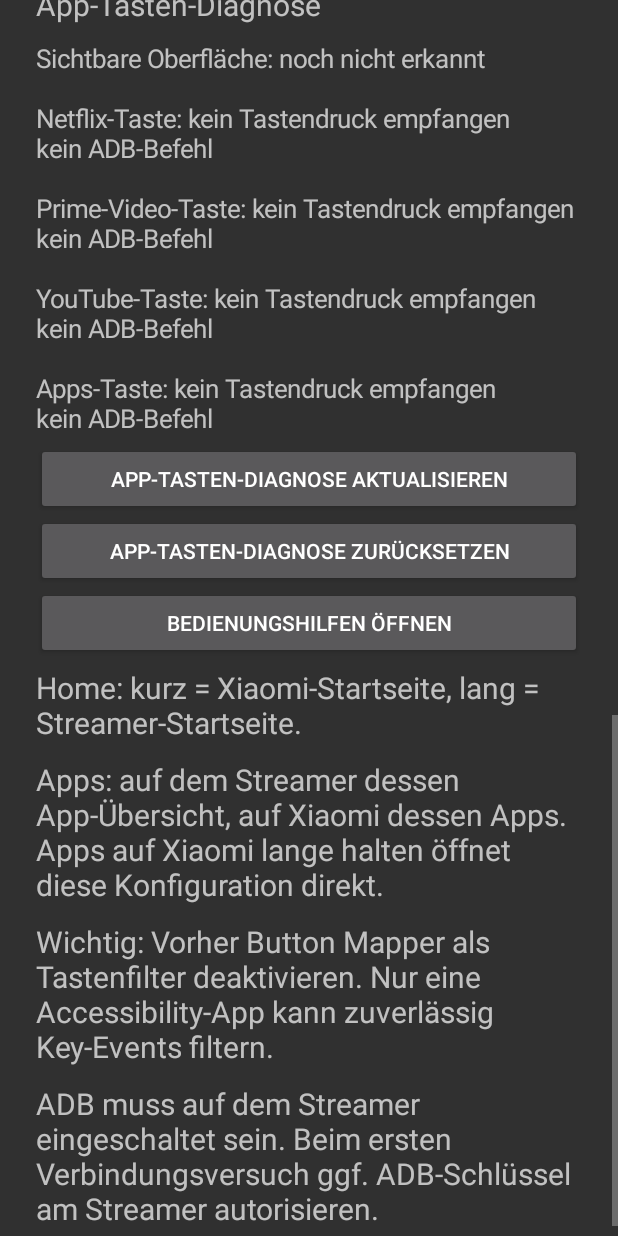
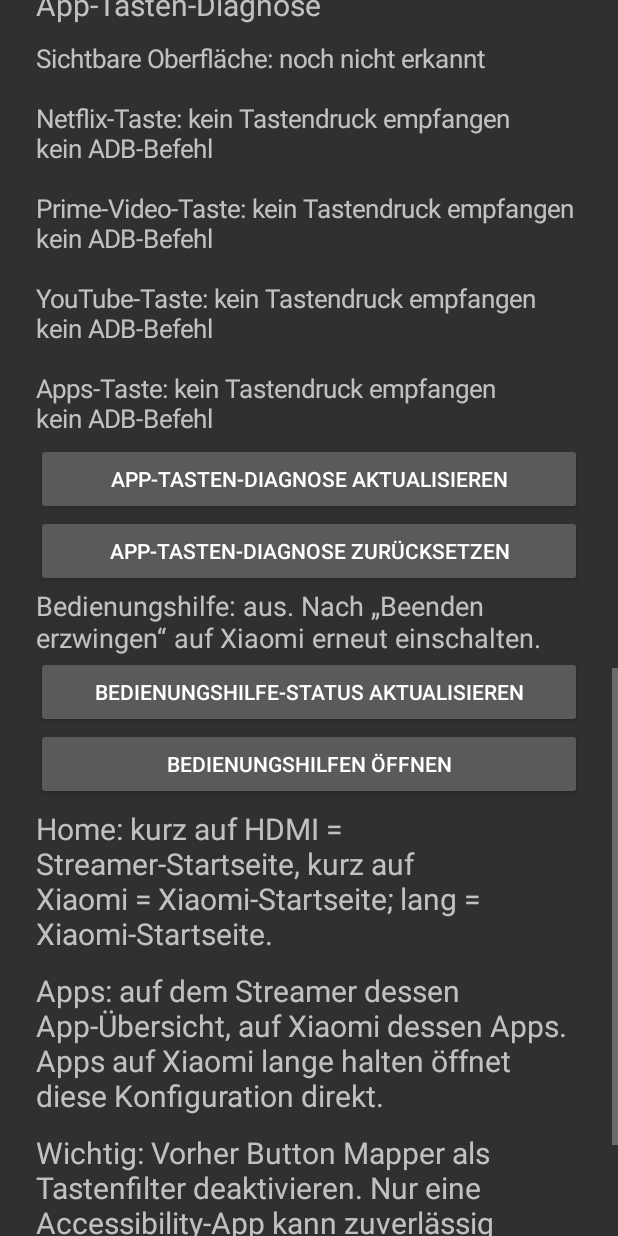
Before and after one commit to MaWeXi/streamer-remote, an Android app: the screen it shows after launch (MainActivity), scrolled down 1153 dp, on a phone screen of 412 x 824 dp. Run offline under Robolectric (Android 15) with nearby library versions, the phone set to English and light mode, and no system bars; libraries missing offline, so code that uses them is left out: com.flyfishxu.kadb; 1 statement that could not run was skipped.

Commit message:
Show accessibility state after Xiaomi force-stop and clarify Home controls

```diff
--- a/app/src/main/java/dev/local/streamerremote/MainActivity.kt
+++ b/app/src/main/java/dev/local/streamerremote/MainActivity.kt
@@ -170,8 +170,19 @@ class MainActivity : Activity() {
             }.apply()
             refreshAppDiagnostic()
         }
+        val serviceStatus = TextView(this).apply { textSize = 18f }
+        root.addView(serviceStatus)
+        fun refreshServiceStatus() {
+            val enabled = Settings.Secure.getString(contentResolver,
+                Settings.Secure.ENABLED_ACCESSIBILITY_SERVICES).orEmpty()
+                .contains("dev.local.streamerremote/dev.local.streamerremote.RemoteKeyService")
+            serviceStatus.text = if (enabled) "Bedienungshilfe: aktiv" else
+                "Bedienungshilfe: aus. Nach „Beenden erzwingen“ auf Xiaomi erneut einschalten."
+        }
+        refreshServiceStatus()
+        button("Bedienungshilfe-Status aktualisieren") { refreshServiceStatus() }
         button("Bedienungshilfen öffnen") { startActivity(Intent(Settings.ACTION_ACCESSIBILITY_SETTINGS)) }
-        title("Home: kurz = Xiaomi-Startseite, lang = Streamer-Startseite.")
+        title("Home: kurz auf HDMI = Streamer-Startseite, kurz auf Xiaomi = Xiaomi-Startseite; lang = Xiaomi-Startseite.")
         title("Apps: auf dem Streamer dessen App-Übersicht, auf Xiaomi dessen Apps. Apps auf Xiaomi lange halten öffnet diese Konfiguration direkt.")
         title("Wichtig: Vorher Button Mapper als Tastenfilter deaktivieren. Nur eine Accessibility-App kann zuverlässig Key-Events filtern.")
         title("ADB muss auf dem Streamer eingeschaltet sein. Beim ersten Verbindungsversuch ggf. ADB-Schlüssel am Streamer autorisieren.")
```
